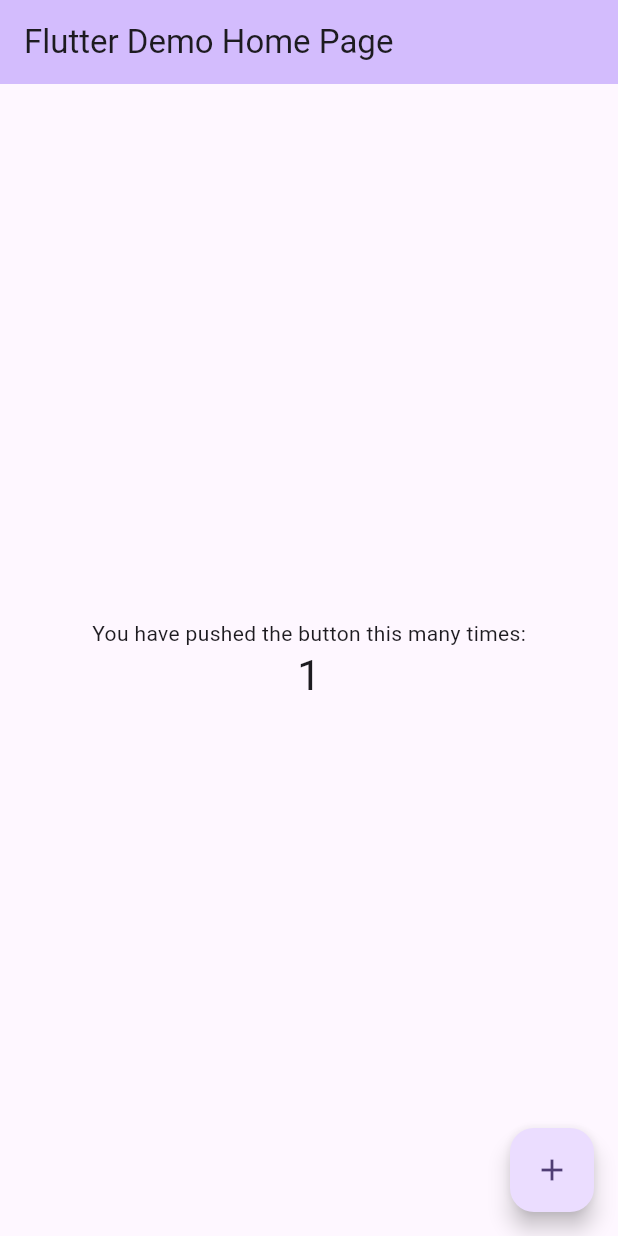
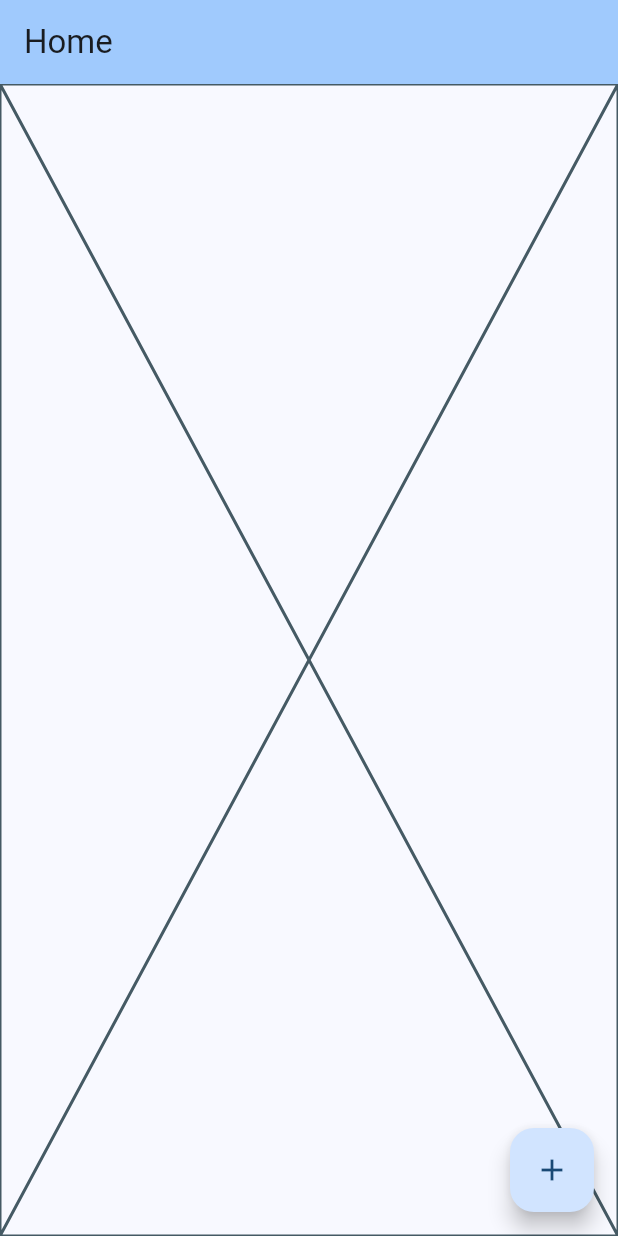
Before and after one commit to datacomrayxhuang/one_flutter, a Flutter app: the screen it shows after launch, after a tap on the "add" icon, on a phone screen of 412 x 824 dp. Run offline on Flutter 3.47's test engine with Material 3 defaults, Android fonts, the phone set to English and light mode, and no system bars.

```diff
--- /dev/null
+++ b/apps/todo_app/lib/app/app.dart
@@ -0,0 +1,20 @@
+import 'package:flutter/material.dart';
+import 'package:todo_app/screens/home.dart';
+
+class TodoApp extends StatelessWidget {
+  const TodoApp({super.key});
+
+  // This widget is the root of your application.
+  @override
+  Widget build(BuildContext context) {
+    return MaterialApp(
+      title: 'Todo App',
+      debugShowCheckedModeBanner: false,
+      theme: ThemeData(
+        colorScheme: ColorScheme.fromSeed(seedColor: Colors.blue),
+        useMaterial3: true,
+      ),
+      home: const HomePage(),
+    );
+  }
+}
--- a/apps/todo_app/lib/main.dart
+++ b/apps/todo_app/lib/main.dart
@@ -1,125 +1,6 @@
 import 'package:flutter/material.dart';
+import 'package:todo_app/app/app.dart';
 
-void main() {
-  runApp(const MyApp());
+Future<void> main() async {
+  runApp(const TodoApp());
 }
-
-class MyApp extends StatelessWidget {
-  const MyApp({super.key});
-
-  // This widget is the root of your application.
-  @override
-  Widget build(BuildContext context) {
-    return MaterialApp(
-      title: 'Flutter Demo',
-      theme: ThemeData(
-        // This is the theme of your application.
-        //
-        // TRY THIS: Try running your application with "flutter run". You'll see
-        // the application has a purple toolbar. Then, without quitting the app,
-        // try changing the seedColor in the colorScheme below to Colors.green
-        // and then invoke "hot reload" (save your changes or press the "hot
-        // reload" button in a Flutter-supported IDE, or press "r" if you used
-        // the command line to start the app).
-        //
-        // Notice that the counter didn't reset back to zero; the application
-        // state is not lost during the reload. To reset the state, use hot
-        // restart instead.
-        //
-        // This works for code too, not just values: Most code changes can be
-        // tested with just a hot reload.
-        colorScheme: ColorScheme.fromSeed(seedColor: Colors.deepPurple),
-        useMaterial3: true,
-      ),
-      home: const MyHomePage(title: 'Flutter Demo Home Page'),
-    );
-  }
-}
-
-class MyHomePage extends StatefulWidget {
-  const MyHomePage({super.key, required this.title});
-
-  // This widget is the home page of your application. It is stateful, meaning
-  // that it has a State object (defined below) that contains fields that affect
-  // how it looks.
-
-  // This class is the configuration for the state. It holds the values (in this
-  // case the title) provided by the parent (in this case the App widget) and
-  // used by the build method of the State. Fields in a Widget subclass are
-  // always marked "final".
-
-  final String title;
-
-  @override
-  State<MyHomePage> createState() => _MyHomePageState();
-}
-
-class _MyHomePageState extends State<MyHomePage> {
-  int _counter = 0;
-
-  void _incrementCounter() {
-    setState(() {
-      // This call to setState tells the Flutter framework that something has
-      // changed in this State, which causes it to rerun the build method below
-      // so that the display can reflect the updated values. If we changed
-      // _counter without calling setState(), then the build method would not be
-      // called again, and so nothing would appear to happen.
-      _counter++;
-    });
-  }
-
-  @override
-  Widget build(BuildContext context) {
-    // This method is rerun every time setState is called, for instance as done
-    // by the _incrementCounter method above.
-    //
-    // The Flutter framework has been optimized to make rerunning build methods
-    // fast, so that you can just rebuild anything that needs updating rather
-    // than having to individually change instances of widgets.
-    return Scaffold(
-      appBar: AppBar(
-        // TRY THIS: Try changing the color here to a specific color (to
-        // Colors.amber, perhaps?) and trigger a hot reload to see the AppBar
-        // change color while the other colors stay the same.
-        backgroundColor: Theme.of(context).colorScheme.inversePrimary,
-        // Here we take the value from the MyHomePage object that was created by
-        // the App.build method, and use it to set our appbar title.
-        title: Text(widget.title),
-      ),
-      body: Center(
-        // Center is a layout widget. It takes a single child and positions it
-        // in the middle of the parent.
-        child: Column(
-          // Column is also a layout widget. It takes a list of children and
-          // arranges them vertically. By default, it sizes itself to fit its
-          // children horizontally, and tries to be as tall as its parent.
-          //
-          // Column has various properties to control how it sizes itself and
-          // how it positions its children. Here we use mainAxisAlignment to
-          // center the children vertically; the main axis here is the vertical
-          // axis because Columns are vertical (the cross axis would be
-          // horizontal).
-          //
-          // TRY THIS: Invoke "debug painting" (choose the "Toggle Debug Paint"
-          // action in the IDE, or press "p" in the console), to see the
-          // wireframe for each widget.
-          mainAxisAlignment: MainAxisAlignment.center,
-          children: <Widget>[
-            const Text(
-              'You have pushed the button this many times:',
-            ),
-            Text(
-              '$_counter',
-              style: Theme.of(context).textTheme.headlineMedium,
-            ),
-          ],
-        ),
-      ),
-      floatingActionButton: FloatingActionButton(
-        onPressed: _incrementCounter,
-        tooltip: 'Increment',
-        child: const Icon(Icons.add),
-      ), // This trailing comma makes auto-formatting nicer for build methods.
-    );
-  }
-}
--- /dev/null
+++ b/apps/todo_app/lib/screens/home.dart
@@ -0,0 +1,21 @@
+import 'package:flutter/material.dart';
+
+class HomePage extends StatelessWidget {
+  const HomePage({super.key});
+
+  @override
+  Widget build(BuildContext context) {
+    return Scaffold(
+      appBar: AppBar(
+        backgroundColor: Theme.of(context).colorScheme.inversePrimary,
+        title: const Text('Home'),
+      ),
+      body: const Placeholder(),
+      floatingActionButton: FloatingActionButton(
+        onPressed: () {},
+        tooltip: 'Add To-Do',
+        child: const Icon(Icons.add),
+      ),
+    );
+  }
+}
--- a/apps/todo_app/pubspec.yaml
+++ b/apps/todo_app/pubspec.yaml
@@ -35,6 +35,9 @@ dependencies:
   # The following adds the Cupertino Icons font to your application.
   # Use with the CupertinoIcons class for iOS style icons.
   cupertino_icons: ^1.0.8
+
+  ui_elements:
+    path: ../../packages/ui_elements
 
 dev_dependencies:
   flutter_test:
--- /dev/null
+++ b/apps/todo_app/pubspec_overrides.yaml
@@ -0,0 +1,4 @@
+# melos_managed_dependency_overrides: ui_elements
+dependency_overrides:
+  ui_elements:
+    path: ../../packages/ui_elements
--- a/melos.yaml
+++ b/melos.yaml
@@ -2,4 +2,4 @@ name: one_flutter
 
 packages:
   - apps/**
-  - packages/**
+  - packages/*
```
Also changed, not shown: apps/todo_app/pubspec.lock, 3 other files.
